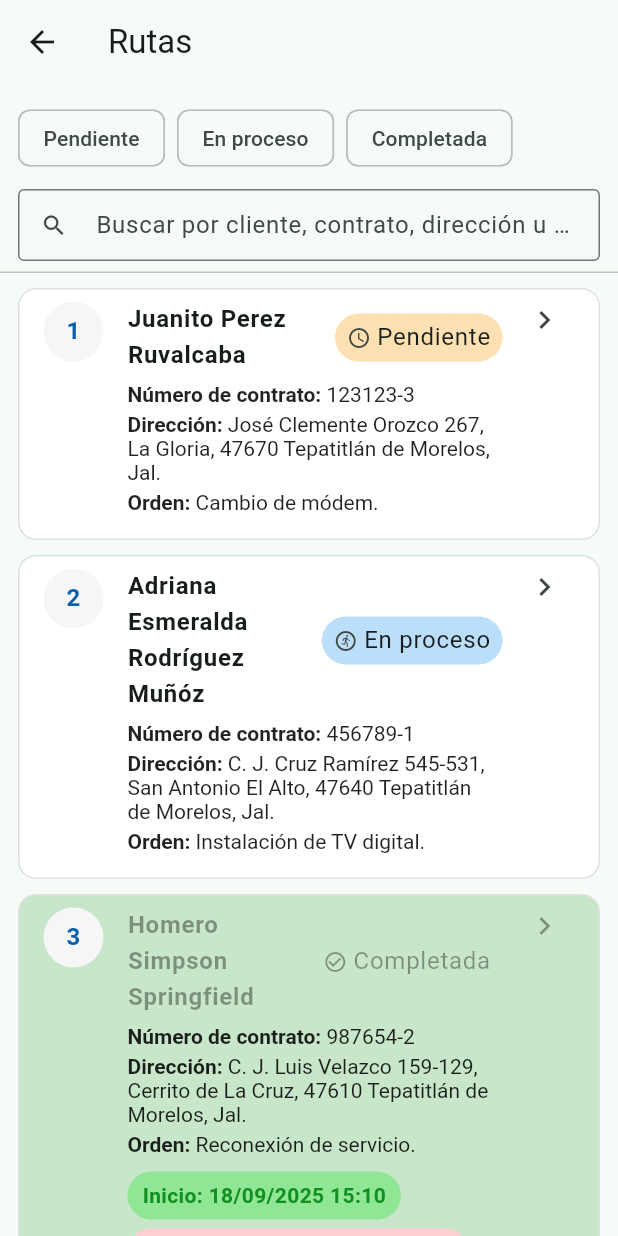
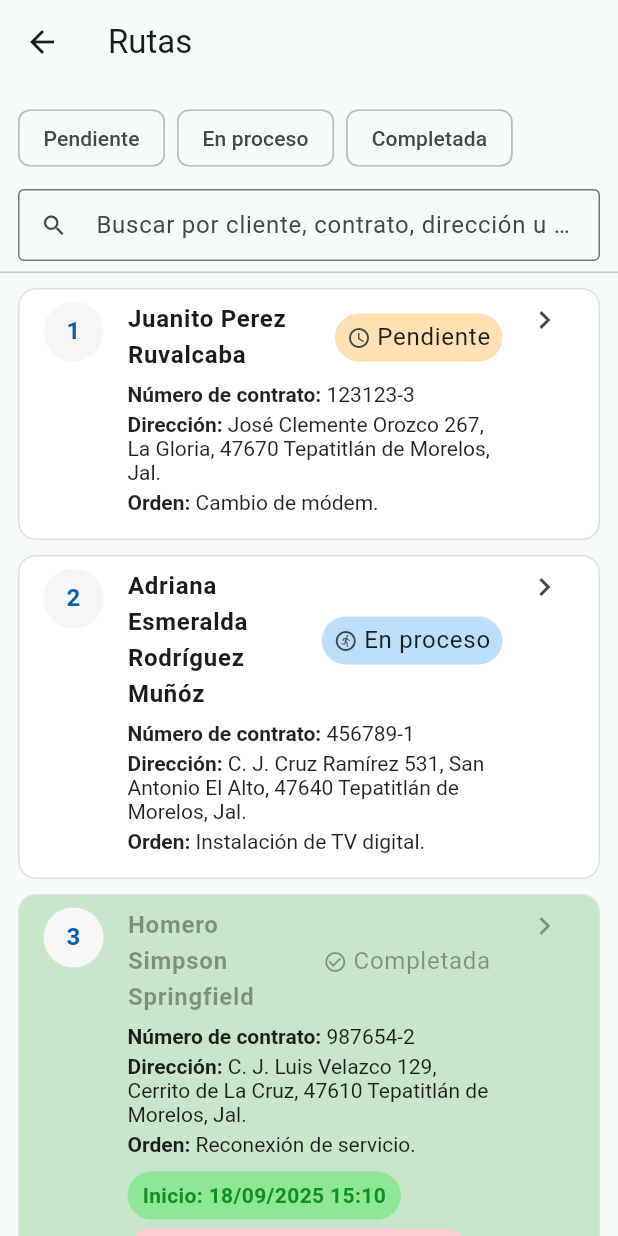
Before and after one commit to Juankjos/tecnicliente, a Flutter app: the RutasPage screen opened by its route, on a phone screen of 412 x 824 dp. Run offline on Flutter 3.47's test engine with Material 3 defaults, Android fonts, the phone set to English and light mode, and no system bars; our stand-ins replace flutter_map, geocoding, geolocator, latlong2.

Commit message:
directions changed

```diff
--- a/lib/pages/rutas_page.dart
+++ b/lib/pages/rutas_page.dart
@@ -25,7 +25,7 @@ class _RutasPageState extends State<RutasPage> {
       id: 2,
       cliente: 'Adriana Esmeralda Rodríguez Muñóz',
       contrato: '456789-1',
-      direccion: 'C. J. Cruz Ramírez 545-531, San Antonio El Alto, 47640 Tepatitlán de Morelos, Jal.',
+      direccion: 'C. J. Cruz Ramírez 531, San Antonio El Alto, 47640 Tepatitlán de Morelos, Jal.',
       orden: 'Instalación de TV digital.',
       estatus: RutaStatus.enProceso,
     ),
@@ -33,7 +33,7 @@ class _RutasPageState extends State<RutasPage> {
       id: 3,
       cliente: 'Homero Simpson Springfield',
       contrato: '987654-2',
-      direccion: 'C. J. Luis Velazco 159-129, Cerrito de La Cruz, 47610 Tepatitlán de Morelos, Jal.',
+      direccion: 'C. J. Luis Velazco 129, Cerrito de La Cruz, 47610 Tepatitlán de Morelos, Jal.',
       orden: 'Reconexión de servicio.',
       estatus: RutaStatus.completada,
       fechaHoraInicio: DateTime(2025, 9, 18, 15, 10),
```
